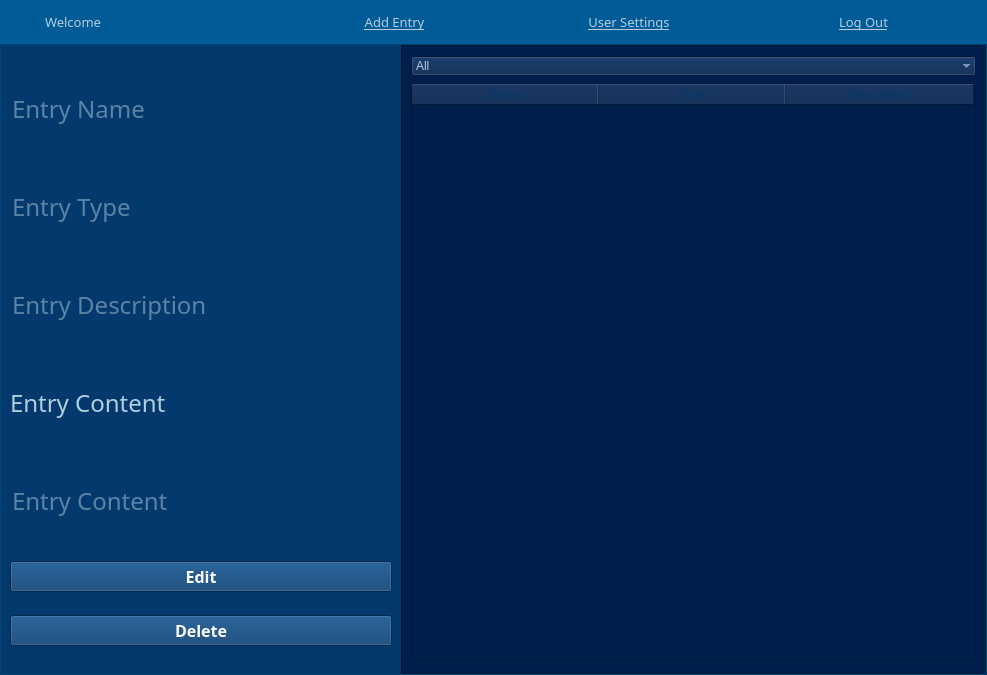
CasualCodes/passcrypt-safe, file ui/MainScreen.ui: the form before one commit.
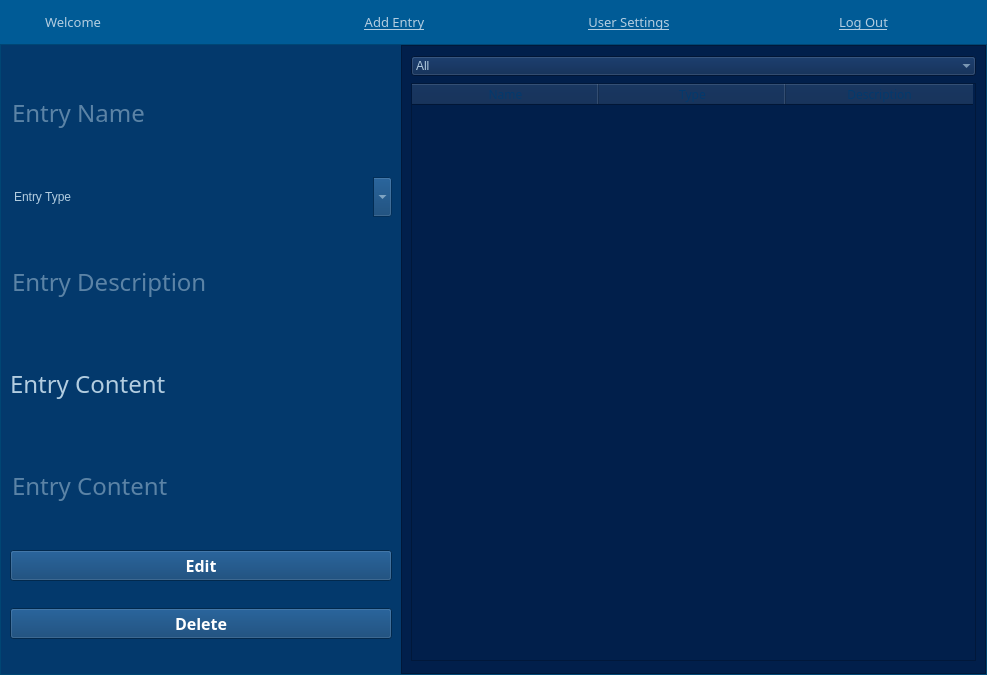
The form after the commit. The open tabs and pages were chosen to show the change. Icons and pictures are not drawn.

Patch:
```diff
--- a/ui/MainScreen.ui
+++ b/ui/MainScreen.ui
@@ -267,43 +267,54 @@
             </widget>
            </item>
            <item>
-            <widget class="QLineEdit" name="entryTypeEdit">
+            <widget class="QComboBox" name="entryTypeCombo_2">
              <property name="enabled">
               <bool>false</bool>
              </property>
              <property name="minimumSize">
               <size>
                <width>0</width>
-               <height>75</height>
-              </size>
-             </property>
-             <property name="maximumSize">
-              <size>
-               <width>400</width>
-               <height>16777215</height>
+               <height>0</height>
               </size>
              </property>
              <property name="font">
               <font>
                <family>Montserrat</family>
                <pointsize>18</pointsize>
+               <weight>50</weight>
+               <italic>false</italic>
+               <bold>false</bold>
               </font>
              </property>
+             <property name="focusPolicy">
+              <enum>Qt::WheelFocus</enum>
+             </property>
+             <property name="autoFillBackground">
+              <bool>false</bool>
+             </property>
              <property name="styleSheet">
-              <string notr="true">color: rgb(179, 205, 224);</string>
+              <string notr="true">color: rgb(179, 205, 224);
+font: 18pt &quot;Montserrat&quot;;</string>
              </property>
-             <property name="text">
-              <string/>
+             <property name="editable">
+              <bool>true</bool>
              </property>
-             <property name="frame">
-              <bool>false</bool>
-             </property>
-             <property name="alignment">
-              <set>Qt::AlignLeading|Qt::AlignLeft|Qt::AlignVCenter</set>
-             </property>
-             <property name="placeholderText">
+             <property name="currentText">
               <string>Entry Type</string>
              </property>
+             <property name="frame">
+              <bool>false</bool>
+             </property>
+             <item>
+              <property name="text">
+               <string>Entry Type</string>
+              </property>
+             </item>
+             <item>
+              <property name="text">
+               <string>Account</string>
+              </property>
+             </item>
             </widget>
            </item>
            <item>
@@ -409,6 +420,9 @@
              <property name="frame">
               <bool>false</bool>
              </property>
+             <property name="echoMode">
+              <enum>QLineEdit::Normal</enum>
+             </property>
              <property name="alignment">
               <set>Qt::AlignLeading|Qt::AlignLeft|Qt::AlignVCenter</set>
              </property>
```
Left out of the diff: 22 changed lines with no effect on the pictures.
